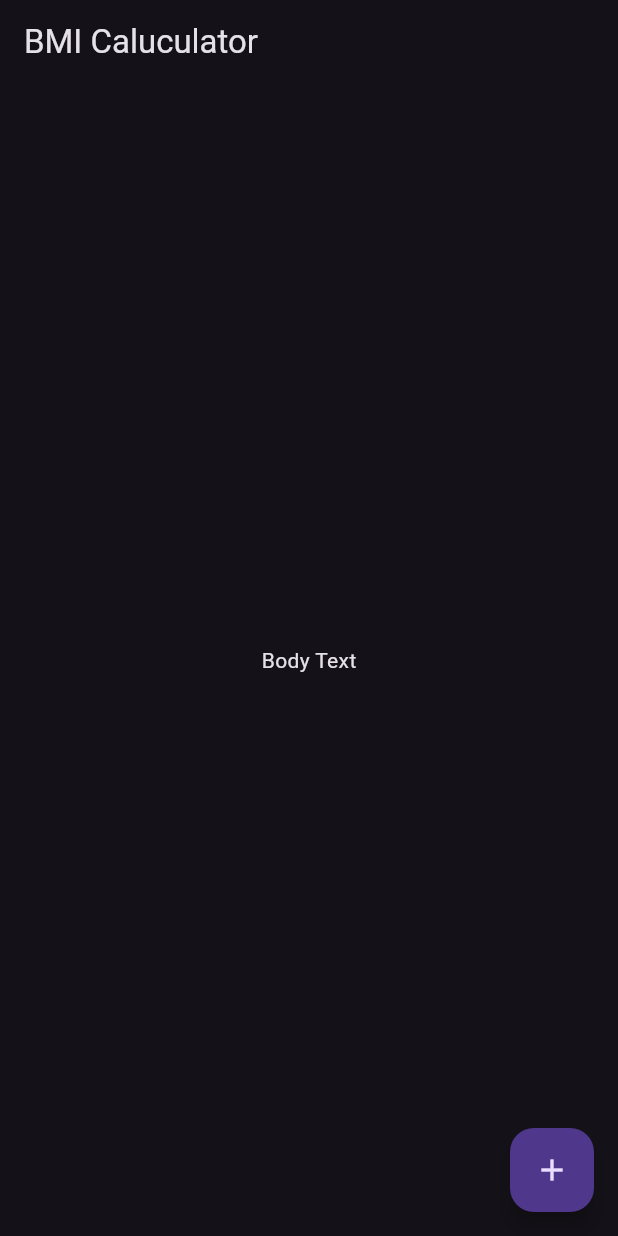
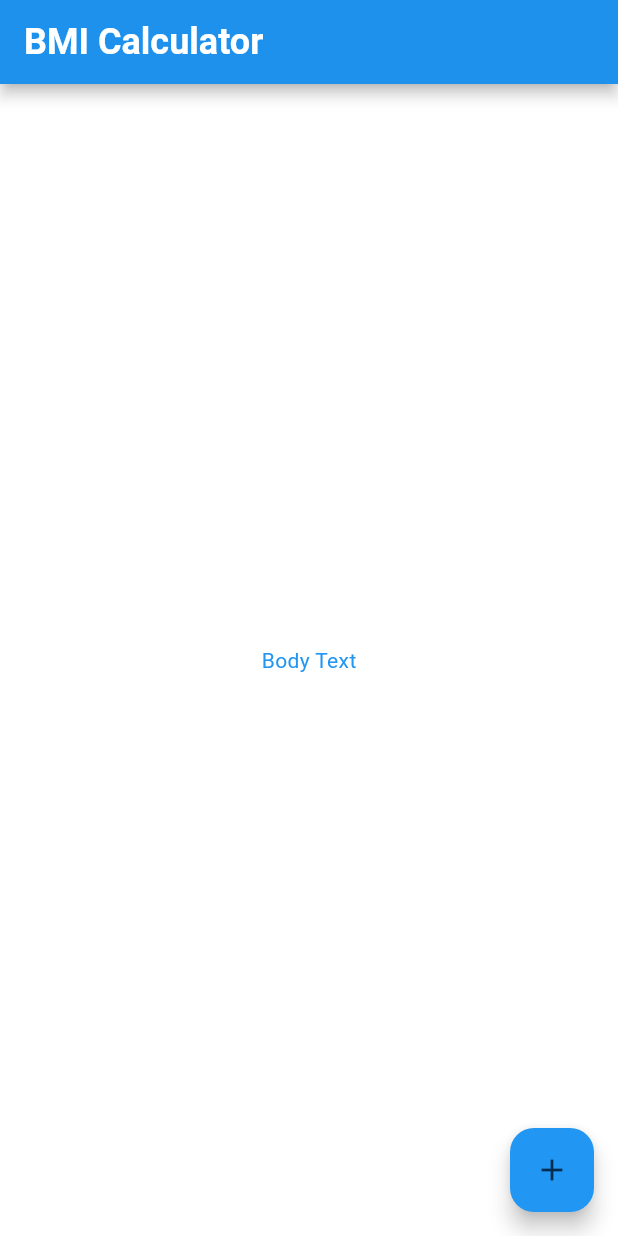
Before and after one commit to Karimbou/flutter_course_defaults, a Flutter app: the screen it shows after launch, on a phone screen of 412 x 824 dp. Run offline on Flutter 3.47's test engine with Material 3 defaults, Android fonts, the light colour scheme and no system bars; our stand-ins replace audioplayers, rflutter_alert.

Commit message:
Update main.dart
I added more Material 3 Widgets to control the theme.

```diff
--- a/starter/bmi_calculator/lib/main.dart
+++ b/starter/bmi_calculator/lib/main.dart
@@ -6,22 +6,35 @@ class BMICalculator extends StatelessWidget {
   const BMICalculator({super.key});
   @override
   Widget build(BuildContext context) {
-    const appName = "BMI Caluculator";
+    const appName = "BMI Calculator";
     return MaterialApp(
       title: appName,
-      theme: ThemeData.dark(
-        // I let this for you to know that we are you using Material 3. It is needed just for Flutter prior 3.16
+      theme: ThemeData(
+        // for flutter prior than 3.16 to use with Material 3
         useMaterial3: true,
-        // Theme code for Material 3 was changed. I hope this new template will meet the course requirements but the deafoult appareance is different
-        // This is for a light Theme Z to use it you have to delete the .dark from ThemeData and uncomment
-        // colorScheme: ColorScheme.fromSeed(
-        //        seedColor: Colors.blue, brightness: Brightness.light)
-        //    .copyWith(surfaceTint: Colors.blue),
-        // appBarTheme: AppBarTheme(
-        //     elevation: 4.0, shadowColor: Theme.of(context).colorScheme.shadow),
-        //  textTheme: TextTheme(
-        //    displayLarge:
-        //          TextStyle(fontSize: 72.0, fontWeight: FontWeight.bold)),
+        // Material 3 has a new way to deal with ColorSchemes / primaryColor will not work anymore
+        colorScheme: ColorScheme.fromSeed(
+                // the seedcolor sets the color of the scheme
+                seedColor: Colors.blue,
+                // brightness: Brightness.dark,
+                dynamicSchemeVariant: DynamicSchemeVariant.fidelity)
+            .copyWith(
+          // surface sets the color for the background of the theme like background: Colors.
+          surface: Colors.white,
+          onSurface: Colors.blue,
+          // surfaceContainerHigh: Colors.red
+        ),
+        appBarTheme: AppBarTheme(
+          elevation: 4.0,
+          shadowColor: Theme.of(context).colorScheme.shadow,
+          // backgrondColor sets a custom color and overrides the one from the theme
+          backgroundColor: Colors.blue,
+          titleTextStyle: TextStyle(
+              color: Colors.white, fontSize: 24.0, fontWeight: FontWeight.bold),
+        ),
+        textTheme: TextTheme(
+            displayLarge:
+                TextStyle(fontSize: 72.0, fontWeight: FontWeight.bold)),
       ),
       home: InputPage(title: appName),
     );
```
